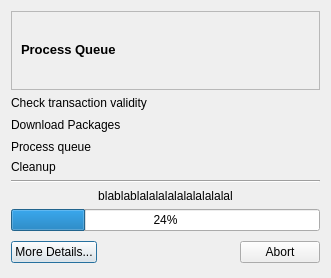
Qt form trunk/ui/transactionDialog.ui (drf/shaman1) before a commit.
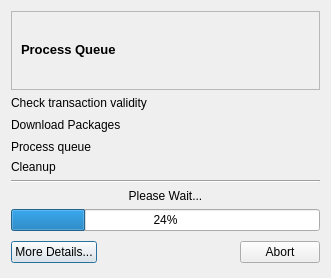
The same form after that commit. Icons and pictures are not drawn.

Diff of the .ui file:
```diff
--- a/trunk/ui/transactionDialog.ui
+++ b/trunk/ui/transactionDialog.ui
@@ -166,7 +166,7 @@
       </sizepolicy>
      </property>
      <property name="text" >
-      <string>blablablalalalalalalalalalal</string>
+      <string>Please Wait...</string>
      </property>
      <property name="alignment" >
       <set>Qt::AlignCenter</set>
```
